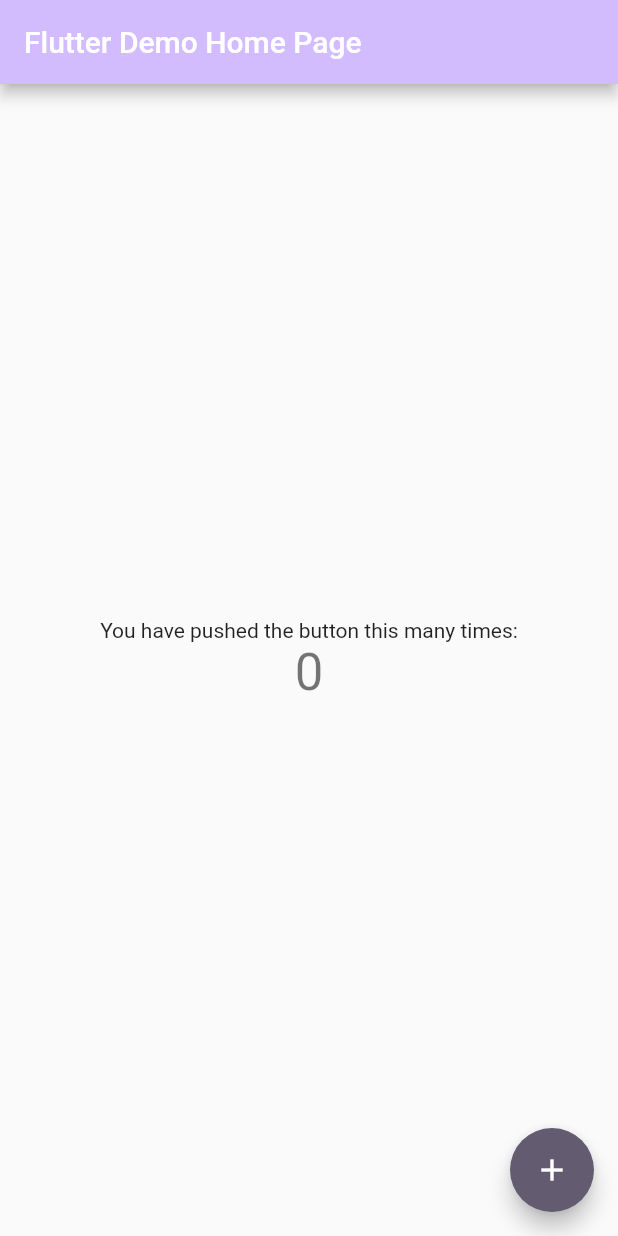
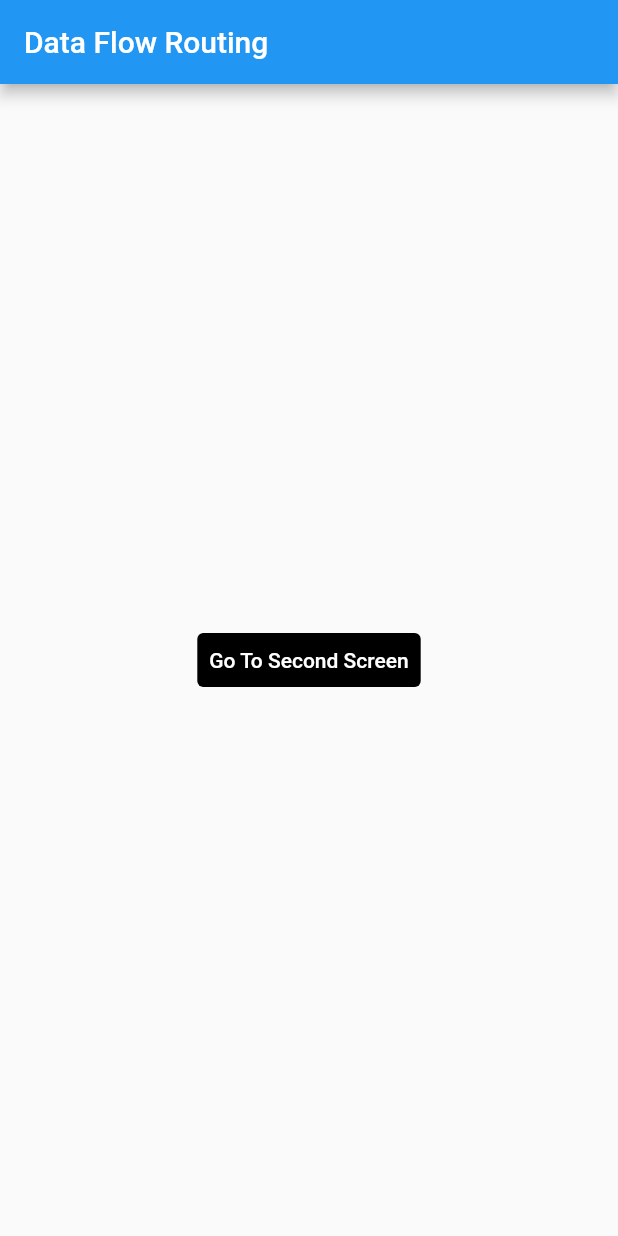
Before and after one commit to sachin9977/Flutter_30Days, a Flutter app: the screen it shows after launch, on a phone screen of 412 x 824 dp. Run offline on Flutter 3.47's test engine with Material 2 defaults, Android fonts, the phone set to English and light mode, and no system bars.

Commit message:
1st Task Done

```diff
--- /dev/null
+++ b/Day-1/data_flow_routing/lib/first_screen.dart
@@ -0,0 +1,60 @@
+import 'package:data_flow_routing/second_screen.dart';
+import 'package:flutter/material.dart';
+
+class FirstScreen extends StatefulWidget {
+  const FirstScreen({super.key});
+
+  @override
+  State<FirstScreen> createState() => _FirstScreenState();
+}
+
+class _FirstScreenState extends State<FirstScreen> {
+  @override
+  Widget build(BuildContext context) {
+    return Scaffold(
+      appBar: AppBar(
+          title: const Text(
+        "Data Flow Routing",
+        style: TextStyle(color: Colors.white),
+      )),
+      body: Column(
+        mainAxisAlignment: MainAxisAlignment.center,
+        children: [
+          Center(
+            child: TextButton(
+              onPressed: () => _navigate(context),
+              style: const ButtonStyle(
+                  backgroundColor: MaterialStatePropertyAll(Colors.black)),
+              child: const Text(
+                "Go To Second Screen",
+                style: TextStyle(color: Colors.white),
+              ),
+            ),
+          )
+        ],
+      ),
+    );
+  }
+}
+
+// Function for sending data forward & backward
+Future<void> _navigate(BuildContext context) async {
+  // here we are storing the value which we are receiving from second screen (OnPop)
+  final result = await Navigator.push(
+    context,
+// We are sending data to second Screen
+    MaterialPageRoute(
+        builder: (context) => const SecondScreen(
+              s: 'Data Returning Page',
+            )),
+  );
+  // ignore: use_build_context_synchronously
+  ScaffoldMessenger.of(context)
+    ..removeCurrentSnackBar()
+    ..showSnackBar(
+        // Here we are handling null value
+        SnackBar(
+            content: result != null
+                ? Text('$result')
+                : const Text("Not selected any option")));
+}
--- a/Day-1/data_flow_routing/lib/main.dart
+++ b/Day-1/data_flow_routing/lib/main.dart
@@ -1,3 +1,4 @@
+import 'package:data_flow_routing/first_screen.dart';
 import 'package:flutter/material.dart';
 
 void main() {
@@ -6,120 +7,12 @@ void main() {
 
 class MyApp extends StatelessWidget {
   const MyApp({super.key});
-
-  // This widget is the root of your application.
   @override
   Widget build(BuildContext context) {
-    return MaterialApp(
-      title: 'Flutter Demo',
-      theme: ThemeData(
-        // This is the theme of your application.
-        //
-        // TRY THIS: Try running your application with "flutter run". You'll see
-        // the application has a blue toolbar. Then, without quitting the app,
-        // try changing the seedColor in the colorScheme below to Colors.green
-        // and then invoke "hot reload" (save your changes or press the "hot
-        // reload" button in a Flutter-supported IDE, or press "r" if you used
-        // the command line to start the app).
-        //
-        // Notice that the counter didn't reset back to zero; the application
-        // state is not lost during the reload. To reset the state, use hot
-        // restart instead.
-        //
-        // This works for code too, not just values: Most code changes can be
-        // tested with just a hot reload.
-        colorScheme: ColorScheme.fromSeed(seedColor: Colors.deepPurple),
-        // useMaterial3: true,
-      ),
-      home: const MyHomePage(title: 'Flutter Demo Home Page'),
+    return const MaterialApp(
+      debugShowCheckedModeBanner: false,
+      title: 'Flutter Day-1',
+      home: FirstScreen(),
     );
   }
 }
-
-class MyHomePage extends StatefulWidget {
-  const MyHomePage({super.key, required this.title});
-
-  // This widget is the home page of your application. It is stateful, meaning
-  // that it has a State object (defined below) that contains fields that affect
-  // how it looks.
-
-  // This class is the configuration for the state. It holds the values (in this
-  // case the title) provided by the parent (in this case the App widget) and
-  // used by the build method of the State. Fields in a Widget subclass are
-  // always marked "final".
-
-  final String title;
-
-  @override
-  State<MyHomePage> createState() => _MyHomePageState();
-}
-
-class _MyHomePageState extends State<MyHomePage> {
-  int _counter = 0;
-
-  void _incrementCounter() {
-    setState(() {
-      // This call to setState tells the Flutter framework that something has
-      // changed in this State, which causes it to rerun the build method below
-      // so that the display can reflect the updated values. If we changed
-      // _counter without calling setState(), then the build method would not be
-      // called again, and so nothing would appear to happen.
-      _counter++;
-    });
-  }
-
-  @override
-  Widget build(BuildContext context) {
-    // This method is rerun every time setState is called, for instance as done
-    // by the _incrementCounter method above.
-    //
-    // The Flutter framework has been optimized to make rerunning build methods
-    // fast, so that you can just rebuild anything that needs updating rather
-    // than having to individually change instances of widgets.
-    return Scaffold(
-      appBar: AppBar(
-        // TRY THIS: Try changing the color here to a specific color (to
-        // Colors.amber, perhaps?) and trigger a hot reload to see the AppBar
-        // change color while the other colors stay the same.
-        backgroundColor: Theme.of(context).colorScheme.inversePrimary,
-        // Here we take the value from the MyHomePage object that was created by
-        // the App.build method, and use it to set our appbar title.
-        title: Text(widget.title),
-      ),
-      body: Center(
-        // Center is a layout widget. It takes a single child and positions it
-        // in the middle of the parent.
-        child: Column(
-          // Column is also a layout widget. It takes a list of children and
-          // arranges them vertically. By default, it sizes itself to fit its
-          // children horizontally, and tries to be as tall as its parent.
-          //
-          // Column has various properties to control how it sizes itself and
-          // how it positions its children. Here we use mainAxisAlignment to
-          // center the children vertically; the main axis here is the vertical
-          // axis because Columns are vertical (the cross axis would be
-          // horizontal).
-          //
-          // TRY THIS: Invoke "debug painting" (choose the "Toggle Debug Paint"
-          // action in the IDE, or press "p" in the console), to see the
-          // wireframe for each widget.
-          mainAxisAlignment: MainAxisAlignment.center,
-          children: <Widget>[
-            const Text(
-              'You have pushed the button this many times:',
-            ),
-            Text(
-              '$_counter',
-              style: Theme.of(context).textTheme.headlineMedium,
-            ),
-          ],
-        ),
-      ),
-      floatingActionButton: FloatingActionButton(
-        onPressed: _incrementCounter,
-        tooltip: 'Increment',
-        child: const Icon(Icons.add),
-      ), // This trailing comma makes auto-formatting nicer for build methods.
-    );
-  }
-}
```
Also changed, not shown: Day-1/data_flow_routing/lib/second_screen.dart (added, +56 -0 lines).
